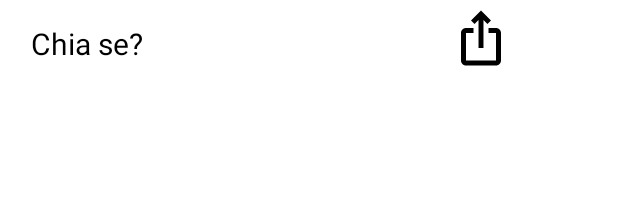
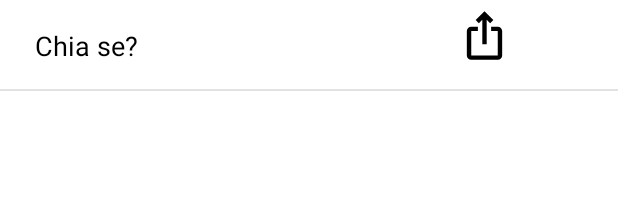
Before and after one commit to lienvanduc1808/Podcast-For-Life, an Android app: the layout item_more.xml on its own in the app's theme, with its tools: preview values and no code run, on a phone screen of 412 x 824 dp. Shown: the top 200 px of the screen. Run offline under Robolectric (Android 15) with nearby library versions, the phone set to English and light mode, and no system bars.

Commit message:
[second commit]

```diff
--- a/app/src/main/res/drawable/baseline_podcasts_24.xml
+++ /dev/null
@@ -1,6 +0,0 @@
-<vector android:height="24dp" android:tint="#000000"
-    android:viewportHeight="24" android:viewportWidth="24"
-    android:width="24dp" xmlns:android="http://schemas.android.com/apk/res/android">
-
-    <path android:fillColor="@android:color/white" android:pathData="M14,12c0,0.74 -0.4,1.38 -1,1.72V22h-2v-8.28c-0.6,-0.35 -1,-0.98 -1,-1.72c0,-1.1 0.9,-2 2,-2S14,10.9 14,12zM12,6c-3.31,0 -6,2.69 -6,6c0,1.74 0.75,3.31 1.94,4.4l1.42,-1.42C8.53,14.25 8,13.19 8,12c0,-2.21 1.79,-4 4,-4s4,1.79 4,4c0,1.19 -0.53,2.25 -1.36,2.98l1.42,1.42C17.25,15.31 18,13.74 18,12C18,8.69 15.31,6 12,6zM12,2C6.48,2 2,6.48 2,12c0,2.85 1.2,5.41 3.11,7.24l1.42,-1.42C4.98,16.36 4,14.29 4,12c0,-4.41 3.59,-8 8,-8s8,3.59 8,8c0,2.29 -0.98,4.36 -2.53,5.82l1.42,1.42C20.8,17.41 22,14.85 22,12C22,6.48 17.52,2 12,2z"/>
-</vector>
--- a/app/src/main/res/layout/item_more.xml
+++ b/app/src/main/res/layout/item_more.xml
@@ -9,23 +9,32 @@
 
     <TextView
         android:id="@+id/tvNameFeature"
-        android:layout_width="295dp"
-        android:layout_height="60dp"
+        android:layout_width="300dp"
+        android:layout_height="59dp"
         android:layout_marginStart="5dp"
         android:gravity="left"
-        android:padding="15dp"
+        android:padding="18dp"
         android:text="Chia se?"
         android:textAllCaps="false"
         android:textColor="@color/black"
-        android:textSize="20dp"
+        android:textSize="18dp"
         app:layout_constraintStart_toStartOf="parent" />
 
     <ImageView
         android:id="@+id/ivIconFeature"
-        android:layout_width="40dp"
-        android:layout_height="40dp"
-        android:layout_marginTop="5dp"
+        android:layout_width="35dp"
+        android:layout_height="35dp"
+        android:layout_marginTop="6dp"
         app:layout_constraintStart_toEndOf="@+id/tvNameFeature"
         app:layout_constraintTop_toTopOf="@+id/tvNameFeature"
         app:srcCompat="@drawable/baseline_ios_share_24" />
+
+    <View
+        android:id="@+id/vLine2"
+        android:layout_width="match_parent"
+        android:layout_height="1dp"
+        android:layout_marginTop="0dp"
+        android:background="@color/super_light_gray"
+        app:layout_constraintTop_toBottomOf="@+id/tvNameFeature"
+        tools:layout_editor_absoluteX="13dp" />
 </androidx.constraintlayout.widget.ConstraintLayout>
--- a/app/src/main/res/values/colors.xml
+++ b/app/src/main/res/values/colors.xml
@@ -9,4 +9,6 @@
     <color name="white">#FFFFFFFF</color>
     <color name="light_gray">#bcbcbc</color>
     <color name="super_light_gray">#e2e2e2</color>
+    <color name="dark_gray">#3e3d3d</color>
+    <color name="voilet">#7a31d6</color>
 </resources>
```
Also changed, not shown: app/src/main/java/com/example/channel/EpisodeBottomSheet.kt (added, +73 -0 lines), app/src/main/java/com/example/channel/EpisodeFragment.kt (deleted, +0 -34 lines), app/src/main/java/com/example/channel/MainActivity.kt (+20 -2 lines), app/src/main/java/com/example/channel/MoreBottomSheet.kt (+17 -4 lines), app/src/main/res/drawable/baseline_forward.xml (+6 -3 lines), app/src/main/res/drawable/baseline_replay_10_24.xml (deleted, +0 -7 lines), app/src/main/res/layout/bottomsheet_episode.xml (renamed from app/src/main/res/layout/fragment_episode.xml, +34 -10 lines), app/src/main/res/layout/bottomsheet_more.xml (+23 -10 lines).
